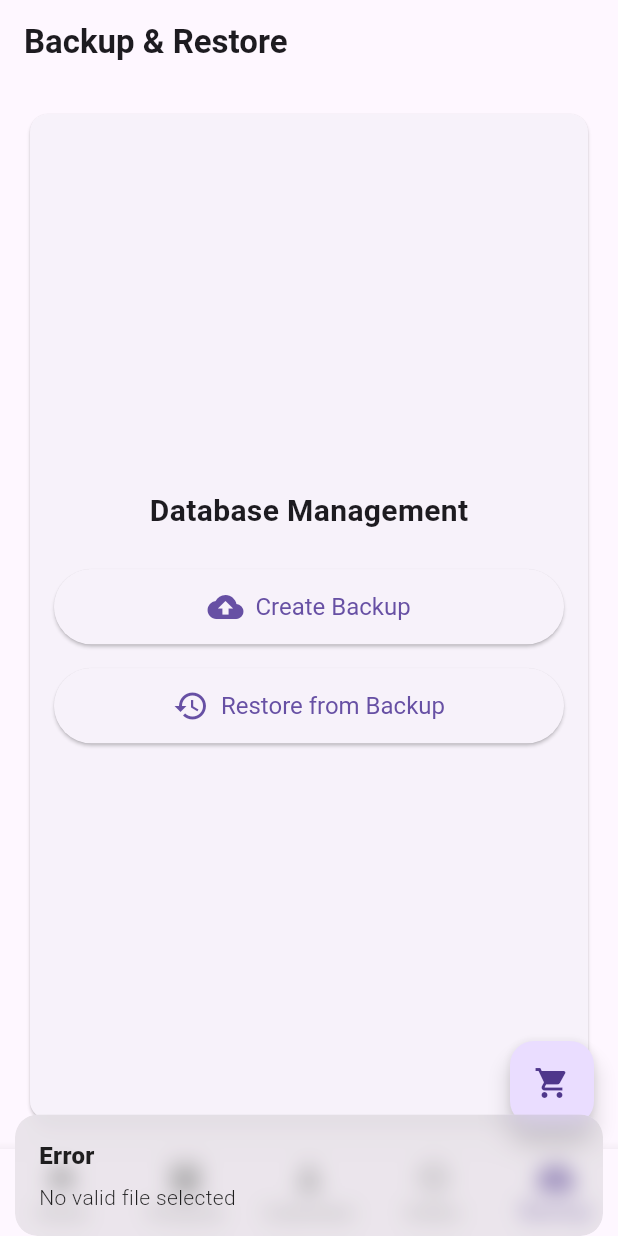
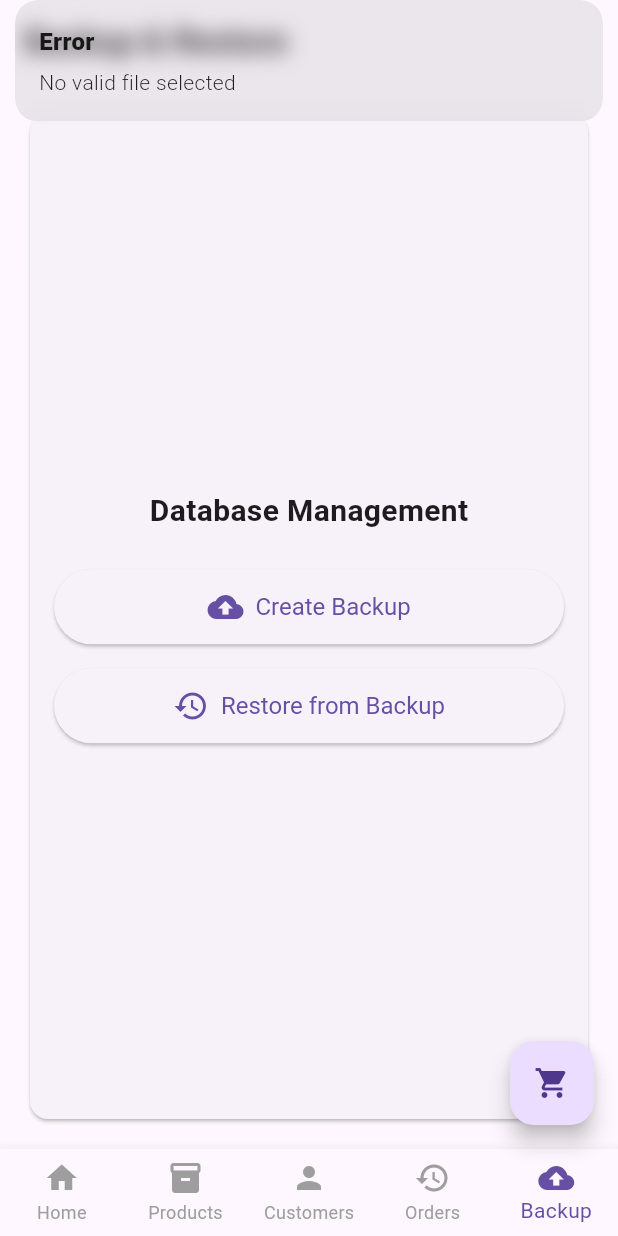
Before and after one commit to hidecard/az_pos, a Flutter app: the screen it shows after launch, item 5 of the bottom bar chosen, after a tap on "Restore from Backup", on a phone screen of 412 x 824 dp. Run offline on Flutter 3.47's test engine with Material 3 defaults, Android fonts, the phone set to English and light mode, and no system bars; drawn by our look-alikes of badges; our stand-ins replace device_info_plus, file_picker, get, google_fonts, image_picker, permission_handler and 1 more; accounts and stored records are empty.

Commit message:
Bug Fix error all

```diff
--- a/lib/screens/backup_restore_screen.dart
+++ b/lib/screens/backup_restore_screen.dart
@@ -47,8 +47,8 @@ class BackupRestoreScreen extends StatelessWidget {
                         Get.snackbar(
                           'Error',
                           'Backup failed. Check permissions and try again.',
-                          snackPosition: SnackPosition.BOTTOM,
-                          duration: Duration(seconds: 5),
+                          snackPosition: SnackPosition.TOP,
+                          duration: Duration(seconds: 3),
                         );
                       }
                     } catch (e) {
@@ -56,8 +56,8 @@ class BackupRestoreScreen extends StatelessWidget {
                       Get.snackbar(
                         'Error',
                         'Backup failed: $e',
-                        snackPosition: SnackPosition.BOTTOM,
-                        duration: Duration(seconds: 5),
+                        snackPosition: SnackPosition.TOP,
+                        duration: Duration(seconds: 3),
                       );
                     }
                   },
@@ -82,7 +82,7 @@ class BackupRestoreScreen extends StatelessWidget {
                         Get.snackbar(
                           'Error',
                           'No valid file selected',
-                          snackPosition: SnackPosition.BOTTOM,
+                          snackPosition: SnackPosition.TOP,
                           duration: Duration(seconds: 3),
                         );
                         return;
@@ -94,8 +94,8 @@ class BackupRestoreScreen extends StatelessWidget {
                         Get.snackbar(
                           'Error',
                           'Selected file must be a .db file',
-                          snackPosition: SnackPosition.BOTTOM,
-                          duration: Duration(seconds: 5),
+                          snackPosition: SnackPosition.TOP,
+                          duration: Duration(seconds: 3),
                         );
                         return;
                       }
@@ -105,7 +105,7 @@ class BackupRestoreScreen extends StatelessWidget {
                         Get.snackbar(
                           'Success',
                           'Database restored successfully. App data will reload.',
-                          snackPosition: SnackPosition.BOTTOM,
+                          snackPosition: SnackPosition.TOP,
                           duration: Duration(seconds: 3),
                         );
                         Get.find<ProductController>().loadProducts();
@@ -115,8 +115,8 @@ class BackupRestoreScreen extends StatelessWidget {
                         Get.snackbar(
                           'Error',
                           'Restore failed. Check file validity and permissions.',
-                          snackPosition: SnackPosition.BOTTOM,
-                          duration: Duration(seconds: 5),
+                          snackPosition: SnackPosition.TOP,
+                          duration: Duration(seconds: 3),
                         );
                       }
                     } catch (e) {
@@ -124,8 +124,8 @@ class BackupRestoreScreen extends StatelessWidget {
                       Get.snackbar(
                         'Error',
                         'Restore failed: $e',
-                        snackPosition: SnackPosition.BOTTOM,
-                        duration: Duration(seconds: 5),
+                        snackPosition: SnackPosition.TOP,
+                        duration: Duration(seconds: 3),
                       );
                     }
                   },
```
